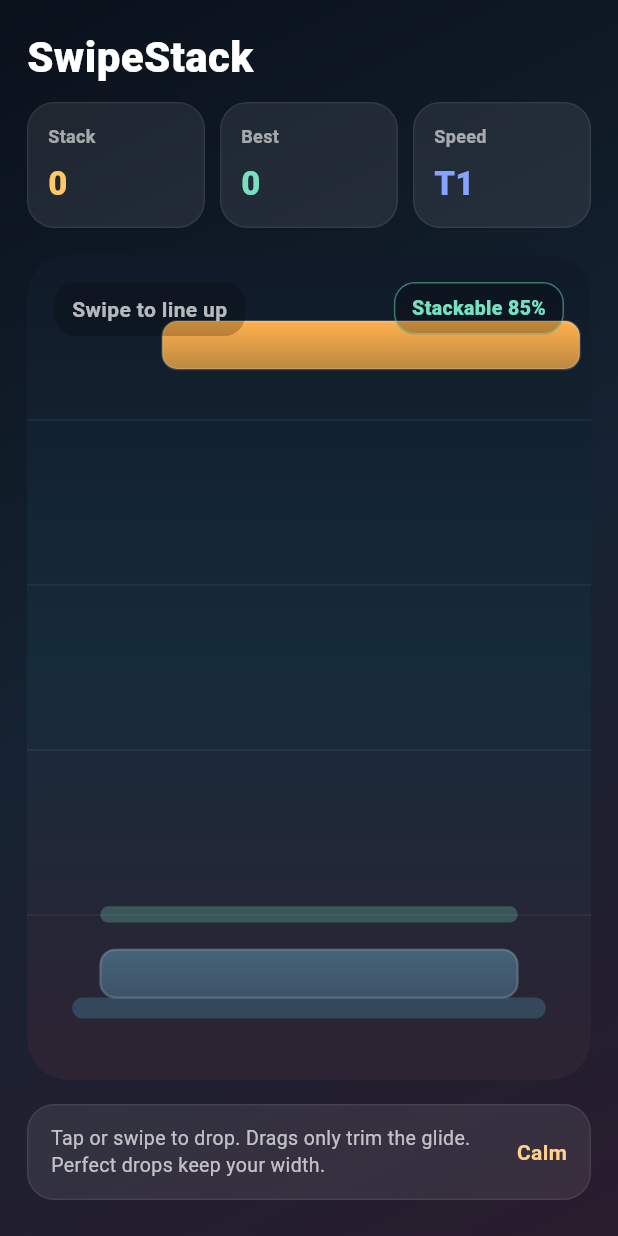
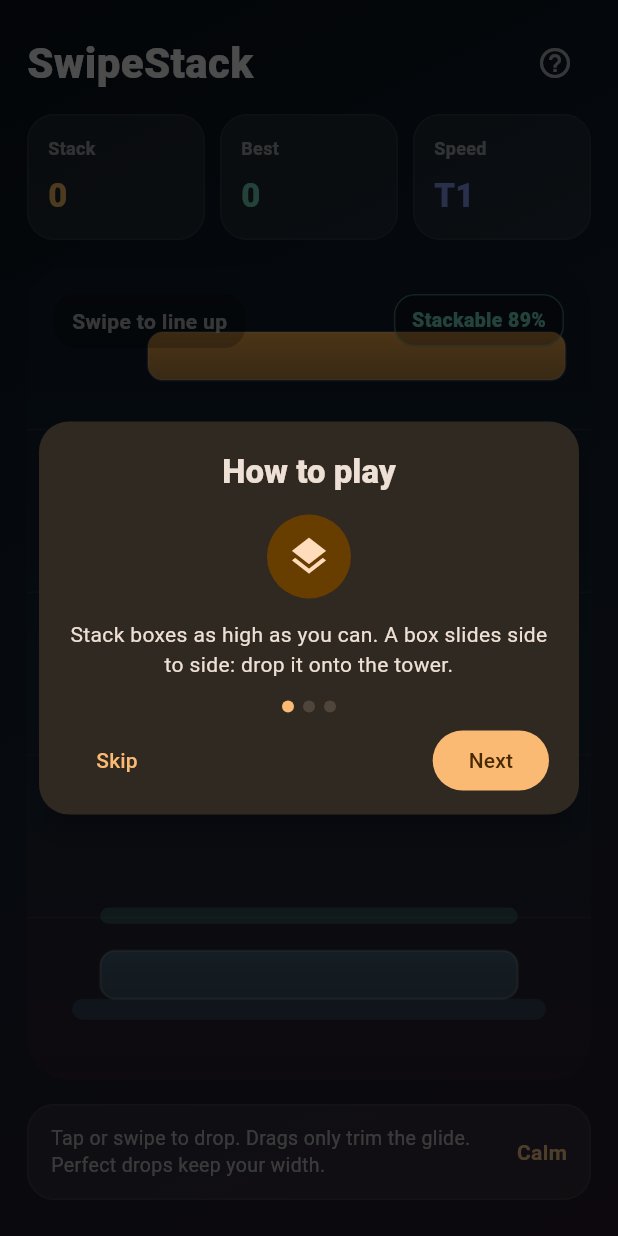
Before and after one commit to bon-on/SwipeStack, a Flutter app: the screen it shows after launch, on a phone screen of 412 x 824 dp. Run offline on Flutter 3.47's test engine with Material 3 defaults, Android fonts, the phone set to English and light mode, and no system bars; our stand-ins replace google_mobile_ads, shared_preferences.

Commit message:
feat: add first-run how-to-play tutorial with skip
Co-Authored-By: Claude Opus 5.5 <noreply@anthropic.com>

```diff
--- a/lib/src/app/swipe_stack_app.dart
+++ b/lib/src/app/swipe_stack_app.dart
@@ -1,11 +1,17 @@
 import 'package:flutter/material.dart';
 
+import '../game/how_to_play.dart';
 import '../game/swipe_stack_screen.dart';
 
 class SwipeStackApp extends StatelessWidget {
-  const SwipeStackApp({super.key, this.enableAds = false});
+  const SwipeStackApp({
+    super.key,
+    this.enableAds = false,
+    this.howToPlayStore = const HowToPlayStore(),
+  });
 
   final bool enableAds;
+  final HowToPlayStore howToPlayStore;
 
   @override
   Widget build(BuildContext context) {
@@ -20,7 +26,10 @@ class SwipeStackApp extends StatelessWidget {
         ),
         scaffoldBackgroundColor: const Color(0xFF0D1622),
       ),
-      home: SwipeStackScreen(enableAds: enableAds),
+      home: SwipeStackScreen(
+        enableAds: enableAds,
+        howToPlayStore: howToPlayStore,
+      ),
     );
   }
 }
--- /dev/null
+++ b/lib/src/game/how_to_play.dart
@@ -0,0 +1,219 @@
+import 'package:flutter/material.dart';
+import 'package:flutter/services.dart';
+import 'package:shared_preferences/shared_preferences.dart';
+
+/// Remembers whether the first-run "How to play" card has been dismissed.
+///
+/// Storage failures never break play: a read failure reports "not seen" (the
+/// tutorial is shown) and a write failure is ignored. Tests subclass this.
+class HowToPlayStore {
+  const HowToPlayStore();
+
+  static const String seenKey = 'tutorial_seen_v1';
+
+  Future<bool> loadSeen() async {
+    try {
+      final preferences = await SharedPreferences.getInstance();
+      return preferences.getBool(seenKey) ?? false;
+    } catch (_) {
+      return false;
+    }
+  }
+
+  Future<void> markSeen() async {
+    try {
+      final preferences = await SharedPreferences.getInstance();
+      await preferences.setBool(seenKey, true);
+    } catch (_) {
+      return;
+    }
+  }
+}
+
+class HowToPlayStep {
+  const HowToPlayStep({required this.icon, required this.text});
+
+  final IconData icon;
+  final String text;
+}
+
+/// Full-screen scrim plus a "How to play" card. Swallows every key event and
+/// pointer event so nothing reaches the game underneath while it is open.
+class HowToPlayOverlay extends StatefulWidget {
+  const HowToPlayOverlay({
+    super.key,
+    required this.steps,
+    required this.onClose,
+  });
+
+  final List<HowToPlayStep> steps;
+
+  /// Called when the player presses Skip, Play or Escape.
+  final VoidCallback onClose;
+
+  @override
+  State<HowToPlayOverlay> createState() => _HowToPlayOverlayState();
+}
+
+class _HowToPlayOverlayState extends State<HowToPlayOverlay> {
+  int _index = 0;
+  final FocusNode _focusNode = FocusNode(debugLabel: 'HowToPlayOverlay');
+
+  @override
+  void initState() {
+    super.initState();
+    // The game's own Focus already holds primary focus, so autofocus alone
+    // would not move it here.
+    WidgetsBinding.instance.addPostFrameCallback((_) {
+      if (mounted) _focusNode.requestFocus();
+    });
+  }
+
+  @override
+  void dispose() {
+    _focusNode.dispose();
+    super.dispose();
+  }
+
+  bool get _isLast => _index >= widget.steps.length - 1;
+
+  void _next() {
+    if (_isLast) {
+      widget.onClose();
+    } else {
+      setState(() => _index += 1);
+    }
+  }
+
+  void _previous() {
+    if (_index > 0) {
+      setState(() => _index -= 1);
+    }
+  }
+
+  KeyEventResult _onKeyEvent(FocusNode node, KeyEvent event) {
+    final key = event.logicalKey;
+    // Keep Tab traversal and browser/OS shortcuts working.
+    if (key == LogicalKeyboardKey.tab ||
+        HardwareKeyboard.instance.isControlPressed ||
+        HardwareKeyboard.instance.isMetaPressed ||
+        HardwareKeyboard.instance.isAltPressed) {
+      return KeyEventResult.ignored;
+    }
+    if (event is KeyDownEvent) {
+      if (key == LogicalKeyboardKey.enter ||
+          key == LogicalKeyboardKey.numpadEnter ||
+          key == LogicalKeyboardKey.space) {
+        _next();
+      } else if (key == LogicalKeyboardKey.escape) {
+        widget.onClose();
+      } else if (key == LogicalKeyboardKey.arrowRight) {
+        if (!_isLast) _next();
+      } else if (key == LogicalKeyboardKey.arrowLeft) {
+        _previous();
+      }
+    }
+    // Swallow everything else so game keys never fire behind the card.
+    return KeyEventResult.handled;
+  }
+
+  @override
+  Widget build(BuildContext context) {
+    final theme = Theme.of(context);
+    final step = widget.steps[_index];
+    return Focus(
+      focusNode: _focusNode,
+      autofocus: true,
+      onKeyEvent: _onKeyEvent,
+      child: Stack(
+        children: <Widget>[
+          const ModalBarrier(dismissible: false, color: Color(0xB3000000)),
+          SafeArea(
+            child: Center(
+              child: Padding(
+                padding: const EdgeInsets.all(16),
+                child: ConstrainedBox(
+                  constraints: const BoxConstraints(maxWidth: 360),
+                  child: Material(
+                    color: theme.colorScheme.surfaceContainerHigh,
+                    elevation: 8,
+                    borderRadius: BorderRadius.circular(20),
+                    child: SingleChildScrollView(
+                      padding: const EdgeInsets.fromLTRB(20, 20, 20, 12),
+                      child: Column(
+                        mainAxisSize: MainAxisSize.min,
+                        crossAxisAlignment: CrossAxisAlignment.stretch,
+                        children: <Widget>[
+                          Text(
+                            'How to play',
+                            textAlign: TextAlign.center,
+                            style: theme.textTheme.titleLarge?.copyWith(
+                              fontWeight: FontWeight.w800,
+                            ),
+                          ),
+                          const SizedBox(height: 14),
+                          CircleAvatar(
+                            radius: 28,
+                            backgroundColor: theme.colorScheme.primaryContainer,
+                            child: Icon(
+                              step.icon,
+                              size: 30,
+                              color: theme.colorScheme.onPrimaryContainer,
+                            ),
+                          ),
+                          const SizedBox(height: 14),
+                          Text(
+                            step.text,
+                            key: const ValueKey('how-to-play-text'),
+                            textAlign: TextAlign.center,
+                            style: theme.textTheme.bodyMedium?.copyWith(
+                              height: 1.4,
+                            ),
+                          ),
+                          const SizedBox(height: 14),
+                          Row(
+                            mainAxisAlignment: MainAxisAlignment.center,
+                            children: <Widget>[
+                              for (var i = 0; i < widget.steps.length; i++)
+                                Container(
+                                  margin: const EdgeInsets.symmetric(
+                                    horizontal: 3,
+                                  ),
+                                  width: 8,
+                                  height: 8,
+                                  decoration: BoxDecoration(
+                                    shape: BoxShape.circle,
+                                    color: i == _index
+                                        ? theme.colorScheme.primary
+                                        : theme.colorScheme.outlineVariant,
+                                  ),
+                                ),
+                            ],
+                          ),
+                          const SizedBox(height: 8),
+                          Row(
+                            children: <Widget>[
+                              TextButton(
+                                onPressed: widget.onClose,
+                                child: const Text('Skip'),
+                              ),
+                              const Spacer(),
+                              FilledButton(
+                                onPressed: _next,
+                                child: Text(_isLast ? 'Play' : 'Next'),
+                              ),
+                            ],
+                          ),
+                        ],
+                      ),
+                    ),
+                  ),
+                ),
+              ),
+            ),
+          ),
+        ],
+      ),
+    );
+  }
+}
--- a/lib/src/game/swipe_stack_screen.dart
+++ b/lib/src/game/swipe_stack_screen.dart
@@ -8,16 +8,25 @@ import '../ads/ad_banner.dart';
 import '../ads/ad_service.dart';
 import '../audio/audio_controller.dart';
 import '../persistence/best_stack_store.dart';
+import 'how_to_play.dart';
 import 'swipe_stack_controller.dart';
 import 'swipe_stack_painter.dart';
 
 class SwipeStackScreen extends StatefulWidget {
-  const SwipeStackScreen({super.key, this.enableAds = false, this.controller});
+  const SwipeStackScreen({
+    super.key,
+    this.enableAds = false,
+    this.controller,
+    this.howToPlayStore = const HowToPlayStore(),
+  });
 
   final bool enableAds;
 
   /// Injected for tests; when null the screen creates and owns its controller.
   final SwipeStackController? controller;
+
+  /// First-run tutorial flag storage; tests inject a fake.
+  final HowToPlayStore howToPlayStore;
 
   /// Max width of the play column on wide (desktop) viewports.
   static const double maxContentWidth = 520;
@@ -36,10 +45,17 @@ class _SwipeStackScreenState extends State<SwipeStackScreen>
   bool _tickerStarted = false;
   bool _wasGameOver = false;
   int _completedRuns = 0;
+  // The simulation and all input are paused while the first-run check is
+  // pending (_tutorialLoading) and while the card is open (_showHowTo).
+  bool _tutorialLoading = true;
+  bool _showHowTo = false;
+
+  bool get _tutorialBlocking => _tutorialLoading || _showHowTo;
 
   @override
   void initState() {
     super.initState();
+    unawaited(_checkTutorial());
     _audioController = AudioController();
     _controller =
         widget.controller ??
@@ -68,6 +84,34 @@ class _SwipeStackScreenState extends State<SwipeStackScreen>
     super.dispose();
   }
 
+  Future<void> _checkTutorial() async {
+    var seen = false;
+    try {
+      seen = await widget.howToPlayStore.loadSeen();
+    } catch (_) {}
+    if (!mounted) return;
+    setState(() {
+      _tutorialLoading = false;
+      _showHowTo = !seen;
+    });
+  }
+
+  void _openHowToPlay() {
+    setState(() => _showHowTo = true);
+  }
+
+  void _closeHowToPlay() {
+    setState(() => _showHowTo = false);
+    _focusNode.requestFocus();
+    unawaited(_markTutorialSeen());
+  }
+
+  Future<void> _markTutorialSeen() async {
+    try {
+      await widget.howToPlayStore.markSeen();
+    } catch (_) {}
+  }
+
   void _handleGameOverAds() {
     if (!widget.enableAds) {
       _wasGameOver = _controller.isGameOver;
@@ -88,7 +132,8 @@ class _SwipeStackScreenState extends State<SwipeStackScreen>
   void _handleTick(Duration elapsed) {
     final previousTick = _previousTick;
     _previousTick = elapsed;
-    if (previousTick == null) {
+    if (previousTick == null || _tutorialBlocking) {
+      // Still record the tick time so closing the card causes no time jump.
       return;
     }
     final deltaSeconds =
@@ -98,6 +143,8 @@ class _SwipeStackScreenState extends State<SwipeStackScreen>
   }
 
   KeyEventResult _onKeyEvent(FocusNode node, KeyEvent event) {
+    // The how-to-play card owns the keyboard while it is open.
+    if (_tutorialBlocking) return KeyEventResult.handled;
     // Ignore key repeat so a held key cannot drop several boxes in a row.
     if (event is KeyUpEvent || event is KeyRepeatEvent) {
       return KeyEventResult.ignored;
@@ -177,7 +224,9 @@ class _SwipeStackScreenState extends State<SwipeStackScreen>
           focusNode: _focusNode,
           autofocus: true,
           onKeyEvent: _onKeyEvent,
-          child: SafeArea(
+          child: Stack(
+            children: <Widget>[
+              SafeArea(
                 child: Center(
                   child: ConstrainedBox(
                     constraints: const BoxConstraints(
@@ -191,7 +240,10 @@ class _SwipeStackScreenState extends State<SwipeStackScreen>
                           child: Column(
                             crossAxisAlignment: CrossAxisAlignment.stretch,
                             children: <Widget>[
-                          _Header(controller: _controller),
+                              _Header(
+                                controller: _controller,
+                                onHelp: _openHowToPlay,
+                              ),
                               const SizedBox(height: 18),
                               Expanded(
                                 child: LayoutBuilder(
@@ -206,14 +258,16 @@ class _SwipeStackScreenState extends State<SwipeStackScreen>
                                       onTap: _controller.isGameOver
                                           ? null
                                           : _controller.drop,
-                                  onHorizontalDragUpdate: _controller.isGameOver
+                                      onHorizontalDragUpdate:
+                                          _controller.isGameOver
                                           ? null
                                           : (details) {
                                               _controller.nudgeMovingBox(
                                                 details.primaryDelta ?? 0,
                                               );
                                             },
-                                  onHorizontalDragEnd: _controller.isGameOver
+                                      onHorizontalDragEnd:
+                                          _controller.isGameOver
                                           ? null
                                           : (details) {
                                               _controller.dropWithSwipeVelocity(
@@ -237,9 +291,8 @@ class _SwipeStackScreenState extends State<SwipeStackScreen>
                                                 color: Colors.black.withValues(
                                                   alpha: 0.22,
                                                 ),
-                                            borderRadius: BorderRadius.circular(
-                                              14,
-                                            ),
+                                                borderRadius:
+                                                    BorderRadius.circular(14),
                                               ),
                                               child: const Padding(
                                                 padding: EdgeInsets.symmetric(
@@ -262,8 +315,8 @@ class _SwipeStackScreenState extends State<SwipeStackScreen>
                                             right: 18,
                                             child: _AlignmentBadge(
                                               label: _controller.alignmentLabel,
-                                          ratio:
-                                              _controller.projectedOverlapRatio,
+                                              ratio: _controller
+                                                  .projectedOverlapRatio,
                                             ),
                                           ),
                                           if (_controller.isGameOver)
@@ -272,8 +325,10 @@ class _SwipeStackScreenState extends State<SwipeStackScreen>
                                                 child: _GameOverCard(
                                                   stackCount:
                                                       _controller.stackCount,
-                                              bestStack: _controller.bestStack,
-                                              onRestart: _controller.restart,
+                                                  bestStack:
+                                                      _controller.bestStack,
+                                                  onRestart:
+                                                      _controller.restart,
                                                 ),
                                               ),
                                             ),
@@ -294,29 +349,71 @@ class _SwipeStackScreenState extends State<SwipeStackScreen>
                   ),
                 ),
               ),
+              if (_showHowTo)
+                Positioned.fill(
+                  child: HowToPlayOverlay(
+                    steps: _howToPlaySteps,
+                    onClose: _closeHowToPlay,
+                  ),
+                ),
+            ],
+          ),
         ),
       ),
     );
   }
 }
 
+const List<HowToPlayStep> _howToPlaySteps = <HowToPlayStep>[
+  HowToPlayStep(
+    icon: Icons.layers,
+    text:
+        'Stack boxes as high as you can. A box slides side to side: drop it '
+        'onto the tower.',
+  ),
+  HowToPlayStep(
+    icon: Icons.touch_app,
+    text:
+        'Tap or swipe to drop; dragging nudges slightly. Keyboard: Space/Enter '
+        'drop, A/D or arrows nudge.',
+  ),
+  HowToPlayStep(
+    icon: Icons.straighten,
+    text:
+        'Overlap at least 55% or the tower slips. Perfect drops keep your '
+        'width; 3 in a row regrow it.',
+  ),
+];
+
 class _Header extends StatelessWidget {
-  const _Header({required this.controller});
+  const _Header({required this.controller, required this.onHelp});
 
   final SwipeStackController controller;
+  final VoidCallback onHelp;
 
   @override
   Widget build(BuildContext context) {
     return Column(
       crossAxisAlignment: CrossAxisAlignment.start,
       children: <Widget>[
-        const Text(
+        Row(
+          children: <Widget>[
+            const Expanded(
+              child: Text(
                 'SwipeStack',
                 style: TextStyle(
                   fontSize: 28,
                   fontWeight: FontWeight.w800,
                   color: Colors.white,
                 ),
+              ),
+            ),
+            IconButton(
+              onPressed: onHelp,
+              tooltip: 'How to play',
+              icon: const Icon(Icons.help_outline, color: Colors.white70),
+            ),
+          ],
         ),
         const SizedBox(height: 10),
         Row(
```
Also changed, not shown: 4 other files. Lines whose indentation alone changed are shown as unchanged.
